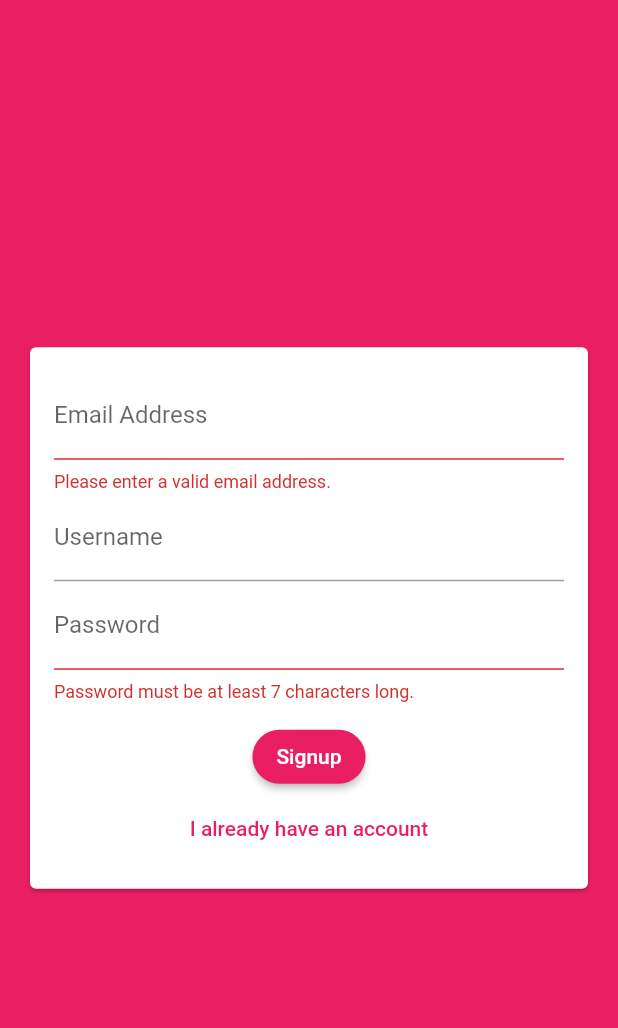
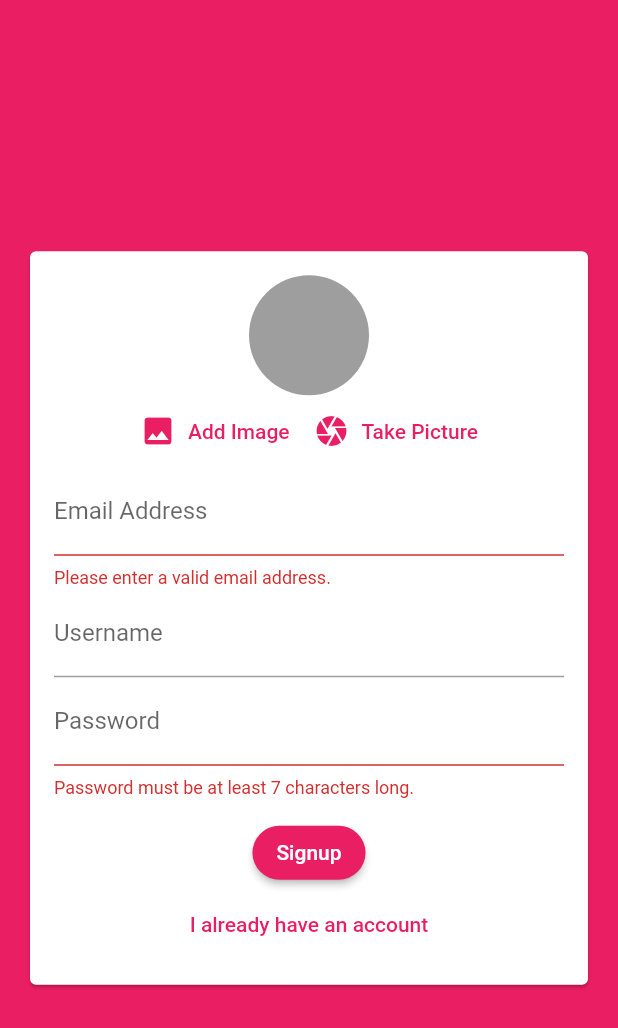
Before and after one commit to vealjoshua/Flutter-Chat, a Flutter app: the screen it shows after launch, after a tap on "Login", after a tap on "Create new account", on a phone screen of 412 x 824 dp. Shown: the top 1028 px of the screen. Run offline on Flutter 3.47's test engine with Material 2 defaults, Android fonts, the phone set to English and light mode, and no system bars; our stand-ins replace cloud_firestore, firebase_auth, firebase_messaging, firebase_storage, image_picker; accounts and stored records are empty; network calls fail.

Commit message:
finished app

```diff
--- a/lib/main.dart
+++ b/lib/main.dart
@@ -1,5 +1,6 @@
 import 'package:firebase_auth/firebase_auth.dart';
 import 'package:flutter/material.dart';
+import 'package:flutter_chat/screens/splash_screen.dart';
 import './screens/auth_screen.dart';
 import './screens/chat_screen.dart';
 
@@ -31,7 +32,11 @@ class MyApp extends StatelessWidget {
       home: StreamBuilder(
         stream: FirebaseAuth.instance.onAuthStateChanged,
         builder: (ctx, userSnapshot) =>
-            userSnapshot.hasData ? ChatScreen() : AuthScreen(),
+            userSnapshot.connectionState == ConnectionState.waiting
+                ? SplashScreen()
+                : userSnapshot.hasData
+                    ? ChatScreen()
+                    : AuthScreen(),
       ),
     );
   }
--- a/lib/screens/auth_screen.dart
+++ b/lib/screens/auth_screen.dart
@@ -1,5 +1,8 @@
+import 'dart:io';
+
 import 'package:cloud_firestore/cloud_firestore.dart';
 import 'package:firebase_auth/firebase_auth.dart';
+import 'package:firebase_storage/firebase_storage.dart';
 import 'package:flutter/material.dart';
 import 'package:flutter/services.dart';
 import '../widgets/auth/auth_form.dart';
@@ -17,6 +20,7 @@ class _AuthScreenState extends State<AuthScreen> {
     String email,
     String password,
     String username,
+    File image,
     bool isLogin,
     BuildContext ctx,
   ) async {
@@ -36,12 +40,22 @@ class _AuthScreenState extends State<AuthScreen> {
           email: email,
           password: password,
         );
+
+        final ref = FirebaseStorage.instance
+            .ref()
+            .child('user_images')
+            .child(authResult.user.uid + '.jpg');
+        await ref.putFile(image).onComplete;
+
+        final url = await ref.getDownloadURL();
+
         await Firestore.instance
             .collection('users')
             .document(authResult.user.uid)
             .setData({
           'username': username,
           'email': email,
+          'image_url': url,
         });
       }
     } on PlatformException catch (e) {
--- /dev/null
+++ b/lib/screens/splash_screen.dart
@@ -0,0 +1,16 @@
+import 'package:flutter/material.dart';
+
+class SplashScreen extends StatelessWidget {
+  @override
+  Widget build(BuildContext context) {
+    return Scaffold(
+      backgroundColor: Theme.of(context).primaryColor,
+      body: Center(
+        child: Text(
+          'Loading...',
+          style: TextStyle(color: Theme.of(context).colorScheme.onPrimary),
+        ),
+      ),
+    );
+  }
+}
--- a/lib/widgets/auth/auth_form.dart
+++ b/lib/widgets/auth/auth_form.dart
@@ -1,10 +1,14 @@
+import 'dart:io';
+
 import 'package:flutter/material.dart';
+import 'package:flutter_chat/widgets/pickers/user_image_picker.dart';
 
 class AuthForm extends StatefulWidget {
   final void Function(
     String email,
     String password,
     String userName,
+    File image,
     bool isLogin,
     BuildContext ctx,
   ) submitFn;
@@ -21,10 +25,25 @@ class _AuthFormState extends State<AuthForm> {
   String _userEmail = '';
   String _userName = '';
   String _userPassword = '';
+  File _userImageFile;
+
+  void _pickedImage(File image) {
+    _userImageFile = image;
+  }
 
   void _trySubmit() {
     final isValid = _formKey.currentState.validate();
     FocusScope.of(context).unfocus();
+
+    if (_userImageFile == null && !_isLogin) {
+      ScaffoldMessenger.of(context).showSnackBar(
+        SnackBar(
+          content: Text('Please pick an image.'),
+          backgroundColor: Theme.of(context).errorColor,
+        ),
+      );
+      return;
+    }
 
     if (isValid) {
       _formKey.currentState.save();
@@ -33,6 +52,7 @@ class _AuthFormState extends State<AuthForm> {
       _userEmail.trim(),
       _userPassword.trim(),
       _userName.trim(),
+      _userImageFile,
       _isLogin,
       context,
     );
@@ -51,8 +71,11 @@ class _AuthFormState extends State<AuthForm> {
               child: Column(
                 mainAxisSize: MainAxisSize.min,
                 children: <Widget>[
+                  if (!_isLogin) UserImagePicker(_pickedImage),
                   TextFormField(
                     key: ValueKey('email'),
+                    textCapitalization: TextCapitalization.none,
+                    enableSuggestions: false,
                     validator: (value) {
                       if (value.isEmpty | !value.contains('@')) {
                         return 'Please enter a valid email address.';
@@ -68,6 +91,8 @@ class _AuthFormState extends State<AuthForm> {
                   if (!_isLogin)
                     TextFormField(
                       key: ValueKey('username'),
+                      textCapitalization: TextCapitalization.words,
+                      enableSuggestions: false,
                       validator: (value) {
                         if (value.isEmpty || value.length < 4) {
                           return 'Please enter at least 4 characters.';
--- a/lib/widgets/chat/messages.dart
+++ b/lib/widgets/chat/messages.dart
@@ -22,6 +22,7 @@ class Messages extends StatelessWidget {
                                 chatSnapshot.data.documents[index]['userId'] ==
                                     futureSnapshot.data.uid,
                                 chatSnapshot.data.documents[index]['username'],
+                                chatSnapshot.data.documents[index]['userImage'],
                                 key: ValueKey(
                                   chatSnapshot.data.documents[index].documentID,
                                 ),
--- a/lib/widgets/chat/new_message.dart
+++ b/lib/widgets/chat/new_message.dart
@@ -21,12 +21,14 @@ class _NewMessageState extends State<NewMessage> {
       'createdOn': Timestamp.now(),
       'userId': user.uid,
       'username': userData['username'],
+      'userImage': userData['image_url'],
     });
     _controller.clear();
   }
 
   @override
   Widget build(BuildContext context) {
+    print('building3');
     return Container(
       margin: EdgeInsets.only(top: 8),
       padding: EdgeInsets.all(8),
@@ -35,6 +37,9 @@ class _NewMessageState extends State<NewMessage> {
           Expanded(
             child: TextField(
               controller: _controller,
+              textCapitalization: TextCapitalization.sentences,
+              autocorrect: true,
+              enableSuggestions: true,
               decoration: InputDecoration(labelText: 'Send a message...'),
               onChanged: (value) {
                 setState(() {
--- /dev/null
+++ b/lib/widgets/pickers/user_image_picker.dart
@@ -0,0 +1,61 @@
+import 'dart:io';
+
+import 'package:flutter/material.dart';
+
+import 'package:image_picker/image_picker.dart';
+
+class UserImagePicker extends StatefulWidget {
+  final Function(File pickedImage) imagePickFn;
+
+  UserImagePicker(this.imagePickFn);
+
+  @override
+  _UserImagePickerState createState() => _UserImagePickerState();
+}
+
+class _UserImagePickerState extends State<UserImagePicker> {
+  File _pickedImage;
+
+  void _pickImage(ImageSource source) async {
+    final ImagePicker _picker = ImagePicker();
+    final pickedImageFile = File((await _picker.getImage(
+      source: source,
+      imageQuality: 50,
+      maxWidth: 150,
+    ))
+        .path);
+    setState(() {
+      _pickedImage = pickedImageFile;
+    });
+    widget.imagePickFn(pickedImageFile);
+  }
+
+  @override
+  Widget build(BuildContext context) {
+    return Column(
+      children: [
+        CircleAvatar(
+          radius: 40,
+          backgroundImage:
+              _pickedImage == null ? null : FileImage(_pickedImage),
+          backgroundColor: Colors.grey,
+        ),
+        Row(
+          mainAxisAlignment: MainAxisAlignment.center,
+          children: [
+            TextButton.icon(
+              onPressed: () => _pickImage(ImageSource.gallery),
+              icon: Icon(Icons.image),
+              label: Text('Add Image'),
+            ),
+            TextButton.icon(
+              onPressed: () => _pickImage(ImageSource.camera),
+              icon: Icon(Icons.camera),
+              label: Text('Take Picture'),
+            ),
+          ],
+        ),
+      ],
+    );
+  }
+}
--- a/pubspec.yaml
+++ b/pubspec.yaml
@@ -25,6 +25,9 @@ dependencies:
   cupertino_icons: ^0.1.2
   cloud_firestore: ^0.13.5
   firebase_auth: ^0.16.1
+  image_picker: ^0.6.7+22
+  firebase_storage: ^3.1.6
+  firebase_messaging: ^6.0.16
 
 dev_dependencies:
   flutter_test:
```
Also changed, not shown: lib/screens/chat_screen.dart (+35 -1 lines), lib/widgets/chat/message_bubble.dart (+30 -6 lines), pubspec.lock, 5 other files.
